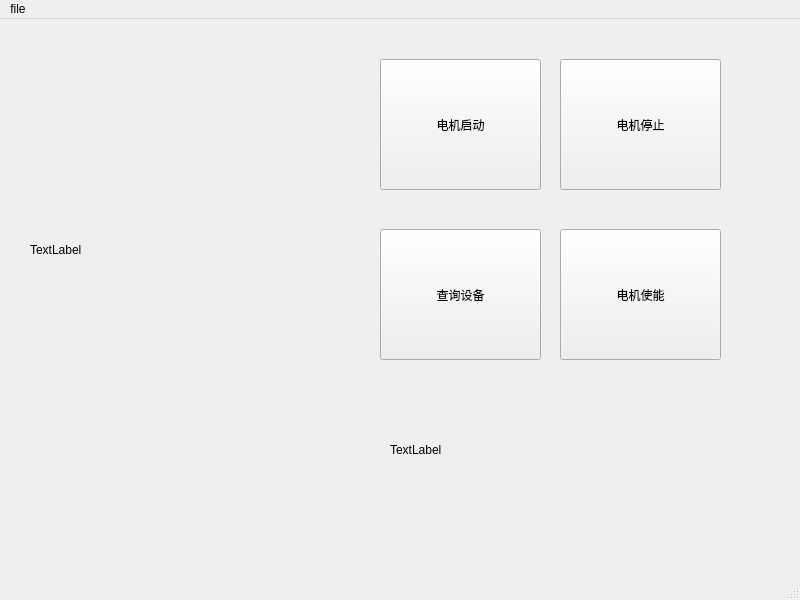
The window that rlfw_tool/src/motor_ctrl/ui/mainwindow.ui (Albusgive/rlfw) describes before a commit, drawn with Qt 5.
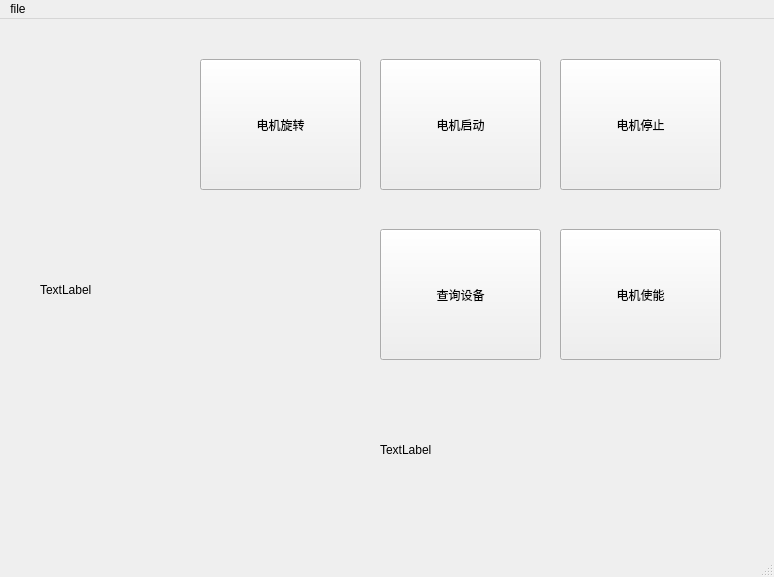
The same window after the commit.

What changed in the file:
```diff
--- a/rlfw_tool/src/motor_ctrl/ui/mainwindow.ui
+++ b/rlfw_tool/src/motor_ctrl/ui/mainwindow.ui
@@ -6,8 +6,8 @@
    <rect>
     <x>0</x>
     <y>0</y>
-    <width>800</width>
-    <height>600</height>
+    <width>774</width>
+    <height>577</height>
    </rect>
   </property>
   <property name="windowTitle">
@@ -17,8 +17,8 @@
    <widget class="QLabel" name="label_2">
     <property name="geometry">
      <rect>
-      <x>30</x>
-      <y>160</y>
+      <x>40</x>
+      <y>200</y>
       <width>291</width>
       <height>141</height>
      </rect>
@@ -69,7 +69,7 @@
    <widget class="QLabel" name="label">
     <property name="geometry">
      <rect>
-      <x>390</x>
+      <x>380</x>
       <y>360</y>
       <width>361</width>
       <height>141</height>
@@ -95,13 +95,26 @@
      <string>电机使能</string>
     </property>
    </widget>
+   <widget class="QPushButton" name="pushButton_5">
+    <property name="geometry">
+     <rect>
+      <x>200</x>
+      <y>40</y>
+      <width>161</width>
+      <height>131</height>
+     </rect>
+    </property>
+    <property name="text">
+     <string>电机旋转</string>
+    </property>
+   </widget>
   </widget>
   <widget class="QMenuBar" name="menubar">
    <property name="geometry">
     <rect>
      <x>0</x>
      <y>0</y>
-     <width>800</width>
+     <width>774</width>
      <height>28</height>
     </rect>
    </property>
```
